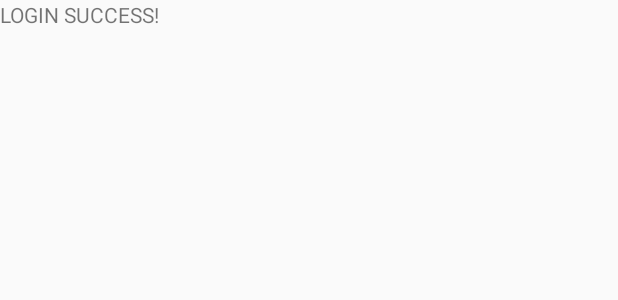
After one commit to sunho7376/Tservice, an Android app: the layout activity_logined.xml on its own in the app's theme, with its tools: preview values and no code run, on a phone screen of 412 x 824 dp. The commit adds this screen. Shown: the top 300 px of the screen. Run offline under Robolectric (Android 15) with nearby library versions, the light colour scheme and no system bars.

Commit message:
Add Login

```diff
--- a/Tservice/app/src/main/AndroidManifest.xml
+++ b/Tservice/app/src/main/AndroidManifest.xml
@@ -5,6 +5,7 @@
     <uses-permission android:name="android.permission.INTERNET" />
 
     <application
+        android:name=".User"
         android:allowBackup="true"
         android:icon="@mipmap/ic_launcher"
         android:label="@string/app_name"
@@ -19,7 +20,7 @@
         </activity>
 
         <activity android:name=".RegisterActivity" />
+        <activity android:name=".LoginedActivity" />
         <activity android:name=".UserAreaActivity" />
     </application>
-
 </manifest>
--- /dev/null
+++ b/Tservice/app/src/main/res/layout/activity_logined.xml
@@ -0,0 +1,10 @@
+<?xml version="1.0" encoding="utf-8"?>
+<LinearLayout xmlns:android="http://schemas.android.com/apk/res/android"
+    android:orientation="vertical" android:layout_width="match_parent"
+    android:layout_height="match_parent">
+
+    <TextView
+        android:layout_width="wrap_content"
+        android:layout_height="wrap_content"
+        android:text="LOGIN SUCCESS!" />
+</LinearLayout>
```
Also changed, not shown: Tservice/app/src/main/java/com/example/tservice/tservice/LoginedActivity.java (added, +14 -0 lines), Tservice/app/src/main/java/com/example/tservice/tservice/MainActivity.java (+60 -1 lines), Tservice/app/src/main/java/com/example/tservice/tservice/RegisterActivity.java (+6 -4 lines), Tservice/app/src/main/java/com/example/tservice/tservice/User.java (added, +14 -0 lines).
